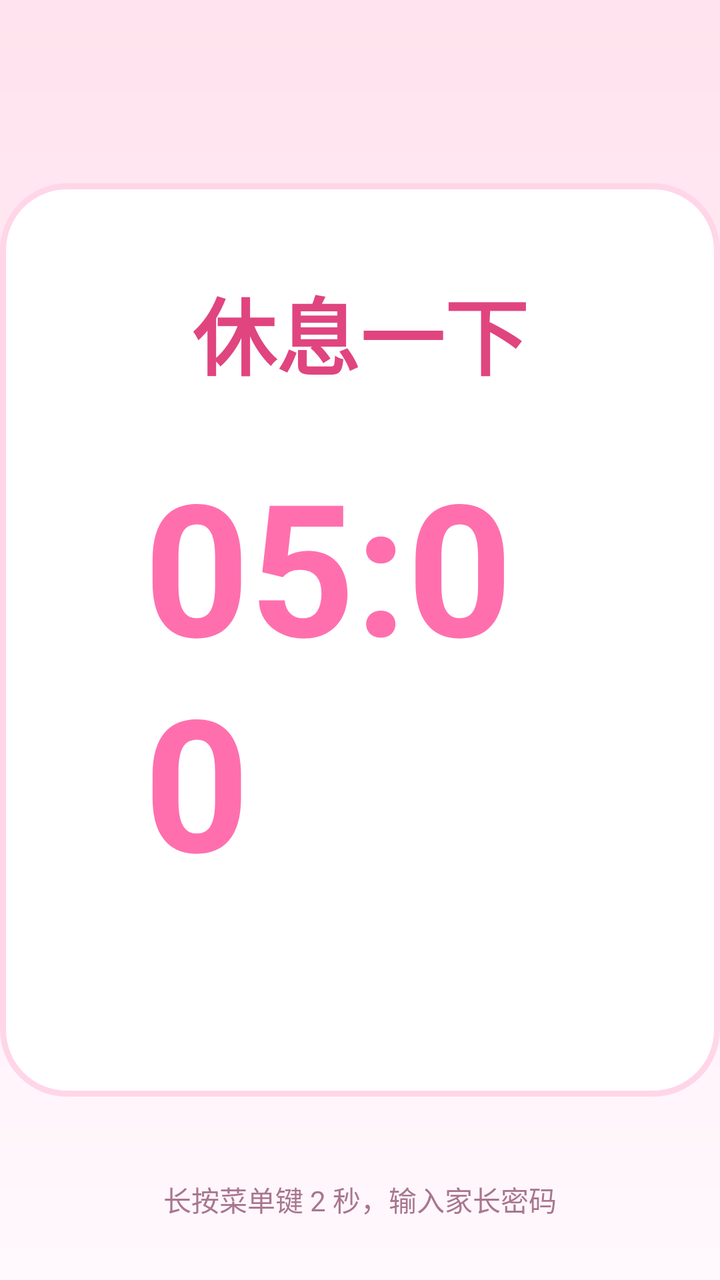
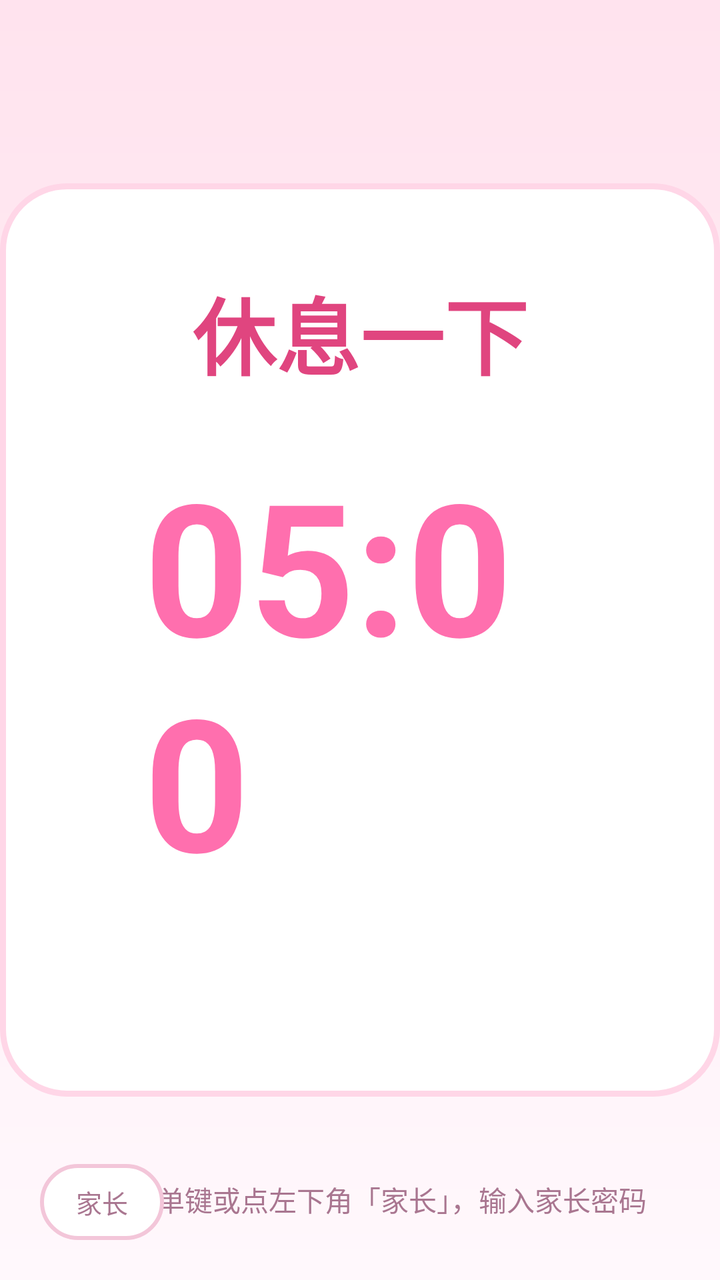

The first picture is an Android layout as it rendered before a commit; the second is the same layout after the commit. The layout source and the unified diff follow.
<!-- AndroidManifest.xml: application theme Theme.Kiosk -->
<!-- res/layout/activity_lock.xml -->
<?xml version="1.0" encoding="utf-8"?>
<FrameLayout xmlns:android="http://schemas.android.com/apk/res/android"
    android:layout_width="match_parent"
    android:layout_height="match_parent"
    android:background="?attr/kioskBgWindow">

    <LinearLayout
        android:layout_width="wrap_content"
        android:layout_height="wrap_content"
        android:layout_gravity="center"
        android:background="?attr/kioskPanel"
        android:gravity="center"
        android:minWidth="560dp"
        android:orientation="vertical"
        android:paddingStart="72dp"
        android:paddingTop="44dp"
        android:paddingEnd="72dp"
        android:paddingBottom="48dp">

        <TextView
            android:id="@+id/titleText"
            android:layout_width="wrap_content"
            android:layout_height="wrap_content"
            android:text="休息一下"
            android:textColor="?attr/kioskTitle"
            android:textSize="42sp"
            android:textStyle="bold" />

        <TextView
            android:id="@+id/bigText"
            android:layout_width="wrap_content"
            android:layout_height="wrap_content"
            android:layout_marginTop="24dp"
            android:text="05:00"
            android:textColor="?attr/kioskAccent"
            android:textSize="92sp"
            android:textStyle="bold" />

        <TextView
            android:id="@+id/subText"
            android:layout_width="wrap_content"
            android:layout_height="wrap_content"
            android:layout_marginTop="20dp"
            android:gravity="center"
            android:lineSpacingExtra="6dp"
            android:text=""
            android:textColor="?attr/kioskText"
            android:textSize="22sp" />
    </LinearLayout>

    <TextView
        android:id="@+id/hintText"
        android:layout_width="wrap_content"
        android:layout_height="wrap_content"
        android:layout_gravity="bottom|center_horizontal"
        android:layout_marginBottom="30dp"
        android:text="长按菜单键 2 秒，输入家长密码"
        android:textColor="?attr/kioskTextDim"
        android:textSize="14sp" />

</FrameLayout>
<!-- resources referenced by this layout -->
<resources>
  <!-- drawable bg_window_cream (drawable) -->
  <?xml version="1.0" encoding="utf-8"?>
  <layer-list xmlns:android="http://schemas.android.com/apk/res/android">
      <item>
          <shape android:shape="rectangle">
              <gradient
                  android:angle="270"
                  android:endColor="#FFF8FC"
                  android:startColor="#FFE3EE"
                  android:type="linear" />
          </shape>
      </item>
  </layer-list>
  <color name="cream_accent">#FF6FAE</color>
  <color name="cream_deep">#E0457F</color>
  <color name="cream_text">#6B3B52</color>
  <color name="cream_dim">#A97690</color>
  <color name="cream_ripple">#66E8558F</color>
  <!-- drawable bg_card_cream (drawable) -->
  <?xml version="1.0" encoding="utf-8"?>
  <selector xmlns:android="http://schemas.android.com/apk/res/android">
      <item android:state_focused="true">
          <shape android:shape="rectangle">
              <solid android:color="#FFFFFF" />
              <corners android:radius="28dp" />
              <stroke android:width="6dp" android:color="#FF6FAE" />
          </shape>
      </item>
      <item android:state_pressed="true">
          <shape android:shape="rectangle">
              <solid android:color="#FFF0F6" />
              <corners android:radius="28dp" />
              <stroke android:width="3dp" android:color="#E0457F" />
          </shape>
      </item>
      <item>
          <shape android:shape="rectangle">
              <solid android:color="#FFFFFF" />
              <corners android:radius="28dp" />
              <stroke android:width="2dp" android:color="#F3C6D9" />
          </shape>
      </item>
  </selector>
  <!-- drawable bg_pill_cream (drawable) -->
  <?xml version="1.0" encoding="utf-8"?>
  <selector xmlns:android="http://schemas.android.com/apk/res/android">
      <item android:state_pressed="true">
          <shape android:shape="rectangle">
              <solid android:color="#FF6FAE" />
              <corners android:radius="26dp" />
          </shape>
      </item>
      <item android:state_focused="true">
          <shape android:shape="rectangle">
              <solid android:color="#FFD6E7" />
              <corners android:radius="26dp" />
              <stroke android:width="3dp" android:color="#FF6FAE" />
          </shape>
      </item>
      <item>
          <shape android:shape="rectangle">
              <solid android:color="#FFFFFF" />
              <corners android:radius="26dp" />
              <stroke android:width="2dp" android:color="#F3C6D9" />
          </shape>
      </item>
  </selector>
  <!-- drawable bg_panel_cream (drawable) -->
  <?xml version="1.0" encoding="utf-8"?>
  <shape xmlns:android="http://schemas.android.com/apk/res/android"
      android:shape="rectangle">
      <solid android:color="#FFFFFF" />
      <corners android:radius="32dp" />
      <stroke android:width="3dp" android:color="#FFD6E7" />
  </shape>
  <color name="cream_error">#D6336C</color>
  <!-- drawable bg_dialog_cream (drawable) -->
  <?xml version="1.0" encoding="utf-8"?>
  <layer-list xmlns:android="http://schemas.android.com/apk/res/android">
      <item
          android:bottom="6dp"
          android:left="6dp"
          android:right="6dp"
          android:top="6dp">
          <shape android:shape="rectangle">
              <solid android:color="#FFFFFF" />
              <corners android:radius="18dp" />
              <stroke android:width="2dp" android:color="#F3C6D9" />
          </shape>
      </item>
  </layer-list>
  <!-- unchanged entries left out for length: 4 -->
</resources>

<!-- the commit's change to res/layout/activity_lock.xml (unified diff, before → after) -->
@@ -54,8 +54,27 @@
         android:layout_height="wrap_content"
         android:layout_gravity="bottom|center_horizontal"
         android:layout_marginBottom="30dp"
-        android:text="长按菜单键 2 秒，输入家长密码"
+        android:text="长按菜单键或点左下角「家长」，输入家长密码"
         android:textColor="?attr/kioskTextDim"
         android:textSize="14sp" />
 
+    
+    <TextView
+        android:id="@+id/parentBtn"
+        android:layout_width="wrap_content"
+        android:layout_height="wrap_content"
+        android:layout_gravity="bottom|start"
+        android:layout_marginStart="20dp"
+        android:layout_marginBottom="20dp"
+        android:background="?attr/kioskPill"
+        android:clickable="true"
+        android:focusable="true"
+        android:gravity="center"
+        android:minHeight="38dp"
+        android:paddingStart="18dp"
+        android:paddingEnd="18dp"
+        android:text="家长"
+        android:textColor="?attr/kioskTextDim"
+        android:textSize="13sp" />
+
 </FrameLayout>
